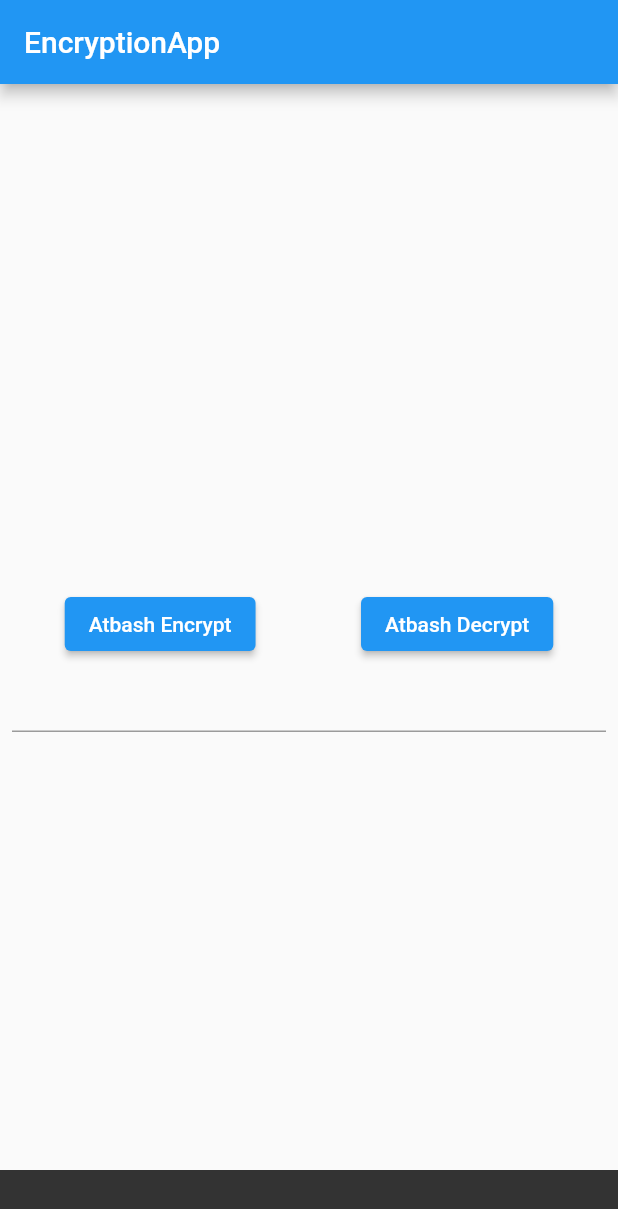
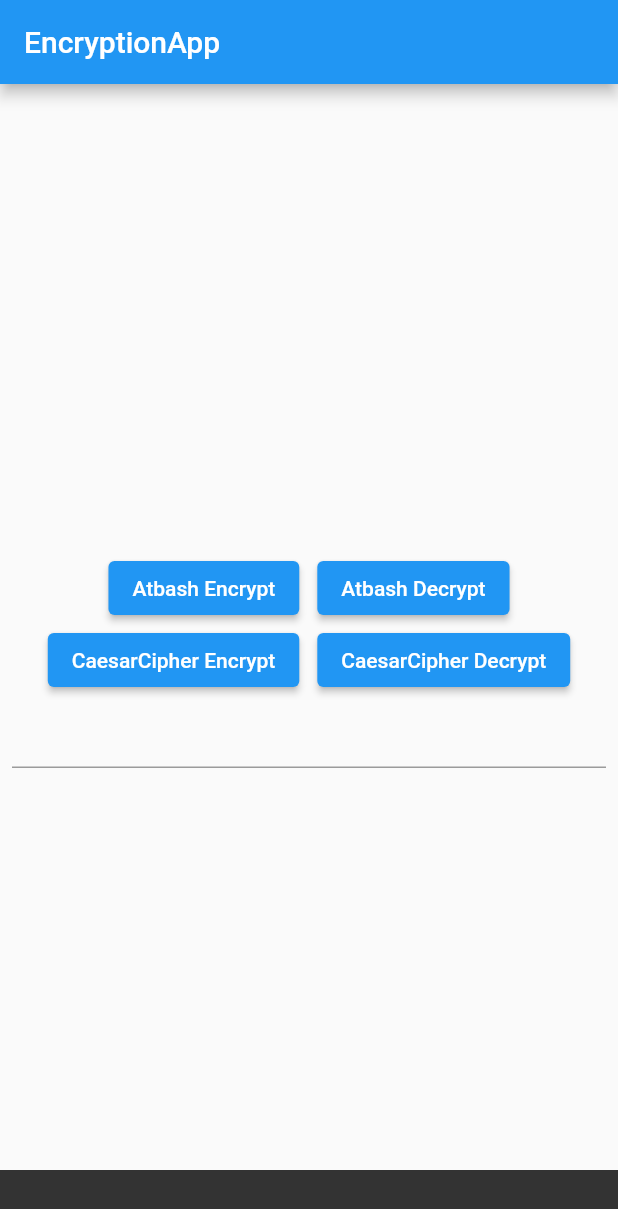
Before and after one commit to klukovka/isolates_encryption, a Flutter app: the screen it shows after launch, after a tap on "Atbash Decrypt", on a phone screen of 412 x 824 dp. Shown: the top 1209 px of the screen. Run offline on Flutter 3.47's test engine with Material 2 defaults, Android fonts, the phone set to English and light mode, and no system bars.

Commit message:
Add CaesarCipherIsolate

```diff
--- a/lib/isolates/atbash_isolate.dart
+++ b/lib/isolates/atbash_isolate.dart
@@ -1,13 +1,21 @@
-import 'package:isolates_encryption/isolates/isolate_dto.dart';
+import 'dart:isolate';
+
+class AtbashIsolateDto {
+  final SendPort sendPort;
+  final String text;
+
+  AtbashIsolateDto(this.sendPort, this.text);
+}
 
 class Atbash {
-  static const _alphabet = 'abcdefghijklmnopqrstuvwxyz';
+  static const _alphabet =
+      'abcdefghijklmnopqrstuvwxyzАБВГДЕЁЖЗИЙКЛМНОПРСТУФХЦЧШЩЪЫЬЭЮЯ';
 
-  static void atbashEncryptIsolate(IsolateDto isolateDto) {
+  static void atbashEncryptIsolate(AtbashIsolateDto isolateDto) {
     isolateDto.sendPort.send(_encryptText(isolateDto.text));
   }
 
-  static void atbashDecryptIsolate(IsolateDto isolateDto) {
+  static void atbashDecryptIsolate(AtbashIsolateDto isolateDto) {
     isolateDto.sendPort.send(_decryptText(isolateDto.text));
   }
 
@@ -32,10 +40,8 @@ class Atbash {
     var outputText = '';
 
     for (var i = 0; i < text.length; i++) {
-      //поиск позиции символа в строке алфавита
       var index = symbols.indexOf(text[i]);
       if (index >= 0) {
-        //замена символа на шифр
         outputText += cipher[index].toString();
       }
     }
--- /dev/null
+++ b/lib/isolates/caesar_cipher_isolate.dart
@@ -0,0 +1,50 @@
+import 'dart:isolate';
+
+class CaesarCipherIsolateDto {
+  final SendPort sendPort;
+  final String text;
+  final int key;
+
+  CaesarCipherIsolateDto(
+    this.sendPort,
+    this.text,
+    this.key,
+  );
+}
+
+class CaesarCipherIsolate {
+  static const _alphabet =
+      'abcdefghijklmnopqrstuvwxyzАБВГДЕЁЖЗИЙКЛМНОПРСТУФХЦЧШЩЪЫЬЭЮЯ';
+
+  static void atbashEncryptIsolate(CaesarCipherIsolateDto isolateDto) {
+    isolateDto.sendPort.send(_encrypt(isolateDto.text, isolateDto.key));
+  }
+
+  static void atbashDecryptIsolate(CaesarCipherIsolateDto isolateDto) {
+    isolateDto.sendPort.send(_decrypt(isolateDto.text, isolateDto.key));
+  }
+
+  static String _codeEncode(String text, int k) {
+    var fullAlfabet = _alphabet + _alphabet.toLowerCase();
+    var letterQty = fullAlfabet.length;
+    var retVal = '';
+    for (int i = 0; i < text.length; i++) {
+      var c = text[i];
+      var index = fullAlfabet.indexOf(c);
+      if (index < 0) {
+        retVal += c.toString();
+      } else {
+        var codeIndex = (letterQty + index + k) % letterQty;
+        retVal += fullAlfabet[codeIndex];
+      }
+    }
+
+    return retVal;
+  }
+
+  static String _encrypt(String plainMessage, int key) =>
+      _codeEncode(plainMessage, key);
+
+  static String _decrypt(String encryptedMessage, int key) =>
+      _codeEncode(encryptedMessage, -key);
+}
--- a/lib/isolates/isolate_dto.dart
+++ /dev/null
@@ -1,8 +0,0 @@
-import 'dart:isolate';
-
-class IsolateDto {
-  final SendPort sendPort;
-  final String text;
-
-  IsolateDto(this.sendPort, this.text);
-}
--- a/lib/isolates_encryption_app.dart
+++ b/lib/isolates_encryption_app.dart
@@ -2,7 +2,7 @@ import 'dart:isolate';
 
 import 'package:flutter/material.dart';
 import 'package:isolates_encryption/isolates/atbash_isolate.dart';
-import 'package:isolates_encryption/isolates/isolate_dto.dart';
+import 'package:isolates_encryption/isolates/caesar_cipher_isolate.dart';
 
 class IsolatesEncryptionApp extends StatelessWidget {
   const IsolatesEncryptionApp({Key? key}) : super(key: key);
@@ -43,7 +43,7 @@ class _HomePageState extends State<HomePage> {
     final receivePort = ReceivePort();
     await Isolate.spawn(
         Atbash.atbashEncryptIsolate,
-        IsolateDto(
+        AtbashIsolateDto(
           receivePort.sendPort,
           _textController.text,
         ));
@@ -56,9 +56,37 @@ class _HomePageState extends State<HomePage> {
     final receivePort = ReceivePort();
     await Isolate.spawn(
         Atbash.atbashDecryptIsolate,
-        IsolateDto(
+        AtbashIsolateDto(
           receivePort.sendPort,
           _textController.text,
+        ));
+    receivePort.listen((message) {
+      _showSnackBar(message);
+    });
+  }
+
+  void _caesarCipherEncrypt() async {
+    final receivePort = ReceivePort();
+    await Isolate.spawn(
+        CaesarCipherIsolate.atbashEncryptIsolate,
+        CaesarCipherIsolateDto(
+          receivePort.sendPort,
+          _textController.text,
+          2,
+        ));
+    receivePort.listen((message) {
+      _showSnackBar(message);
+    });
+  }
+
+  void _caesarCipherDecrypt() async {
+    final receivePort = ReceivePort();
+    await Isolate.spawn(
+        CaesarCipherIsolate.atbashDecryptIsolate,
+        CaesarCipherIsolateDto(
+          receivePort.sendPort,
+          _textController.text,
+          2,
         ));
     receivePort.listen((message) {
       _showSnackBar(message);
@@ -83,6 +111,7 @@ class _HomePageState extends State<HomePage> {
           mainAxisAlignment: MainAxisAlignment.center,
           children: [
             _buildAtbashButtons(),
+            _buildCaesarCipherButtons(),
             TextField(
               controller: _textController,
             ),
@@ -93,8 +122,8 @@ class _HomePageState extends State<HomePage> {
   }
 
   Widget _buildAtbashButtons() {
-    return Row(
-      mainAxisAlignment: MainAxisAlignment.spaceAround,
+    return Wrap(
+      spacing: 12,
       children: [
         ElevatedButton(
           onPressed: _atbashEncrypt,
@@ -107,4 +136,20 @@ class _HomePageState extends State<HomePage> {
       ],
     );
   }
+
+  Widget _buildCaesarCipherButtons() {
+    return Wrap(
+      spacing: 12,
+      children: [
+        ElevatedButton(
+          onPressed: _caesarCipherEncrypt,
+          child: const Text('CaesarCipher Encrypt'),
+        ),
+        ElevatedButton(
+          onPressed: _caesarCipherDecrypt,
+          child: const Text('CaesarCipher Decrypt'),
+        ),
+      ],
+    );
+  }
 }
```
